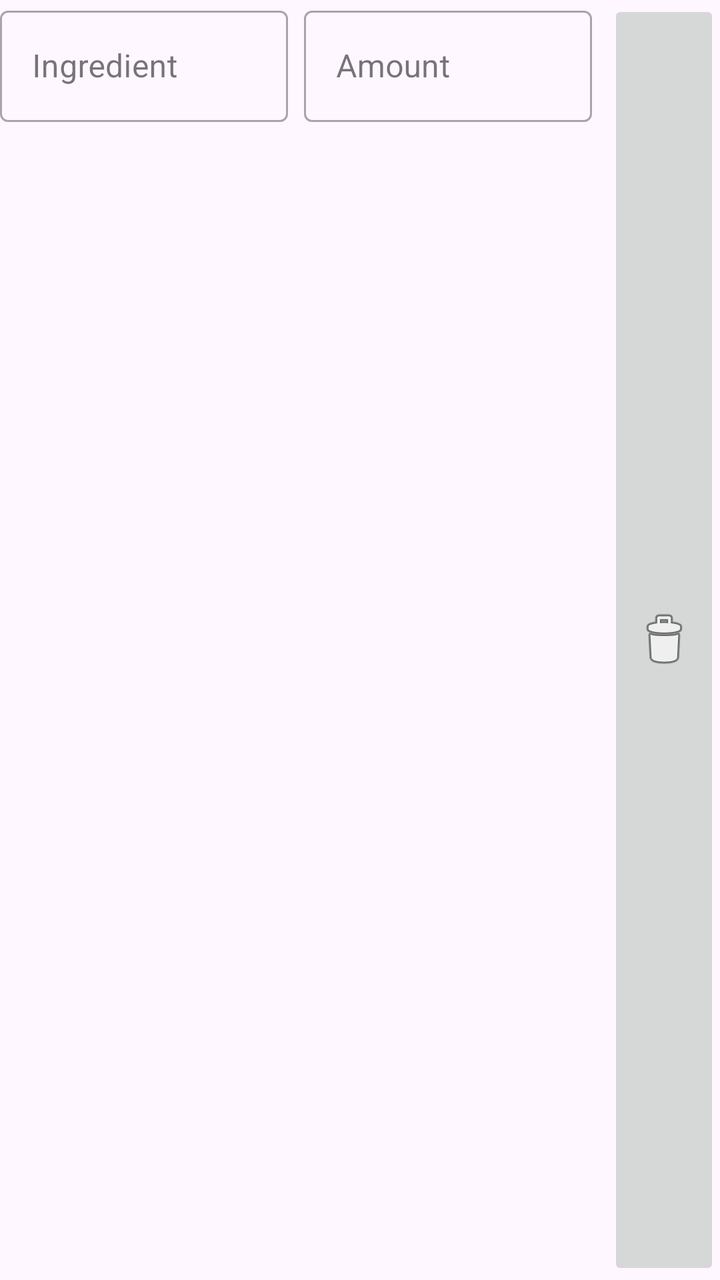
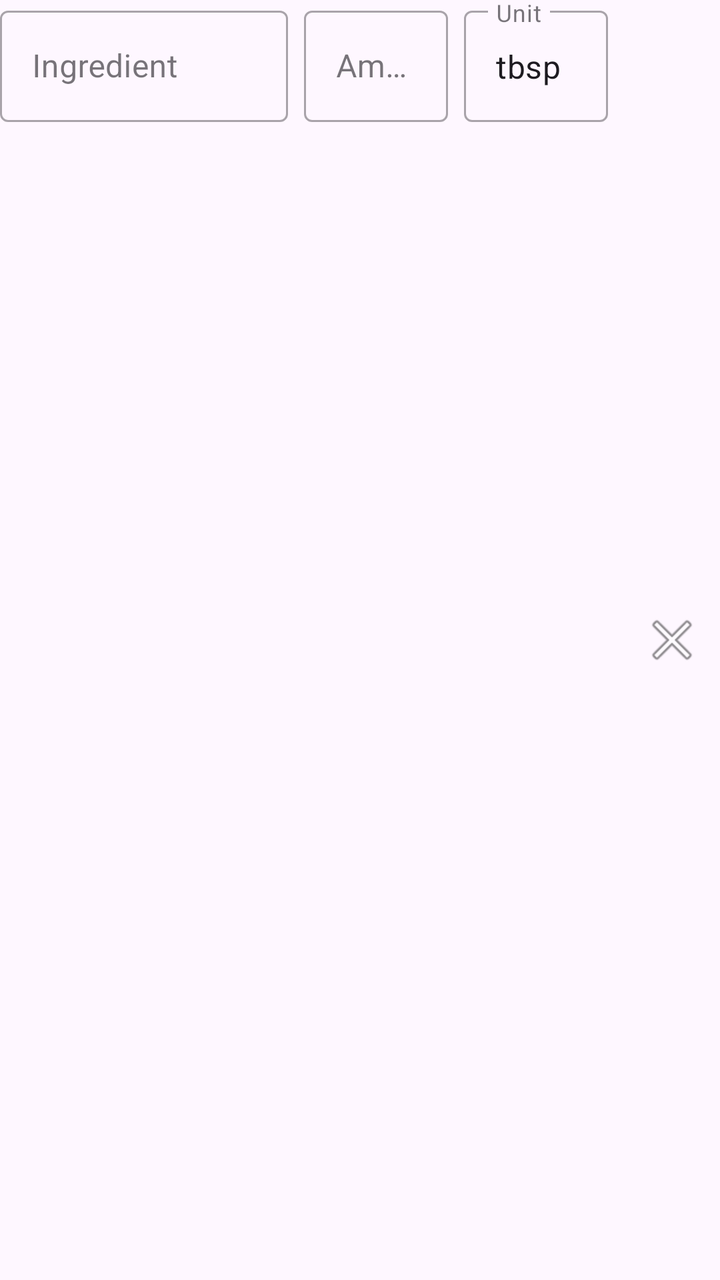

Two renders of the same Android screen: before a commit and after it. Below are the layout's source before the change and the commit's diff.
<!-- AndroidManifest.xml: application theme Theme.RecipesApp -->
<!-- res/layout/item_ingredient_input.xml -->
<?xml version="1.0" encoding="utf-8"?>
<LinearLayout xmlns:android="http://schemas.android.com/apk/res/android"
    android:layout_width="match_parent"
    android:layout_height="wrap_content"
    android:orientation="horizontal"
    android:layout_marginBottom="8dp">

    <com.google.android.material.textfield.TextInputLayout
        android:layout_width="0dp"
        android:layout_height="wrap_content"
        android:layout_weight="1"
        android:layout_marginEnd="8dp"
        style="@style/Widget.MaterialComponents.TextInputLayout.OutlinedBox">

        <com.google.android.material.textfield.TextInputEditText
            android:id="@+id/ingredientInput"
            android:layout_width="match_parent"
            android:layout_height="wrap_content"
            android:hint="Ingredient" />
    </com.google.android.material.textfield.TextInputLayout>

    <com.google.android.material.textfield.TextInputLayout
        android:layout_width="0dp"
        android:layout_height="wrap_content"
        android:layout_weight="1"
        android:layout_marginEnd="8dp"
        style="@style/Widget.MaterialComponents.TextInputLayout.OutlinedBox">

        <com.google.android.material.textfield.TextInputEditText
            android:id="@+id/amountInput"
            android:layout_width="match_parent"
            android:layout_height="wrap_content"
            android:hint="Amount" />
    </com.google.android.material.textfield.TextInputLayout>

    <ImageButton
        android:id="@+id/removeIngredientButton"
        android:layout_width="wrap_content"
        android:layout_height="match_parent"
        android:src="@android:drawable/ic_menu_delete"
        android:contentDescription="Remove ingredient" />

</LinearLayout>
<!-- resources referenced by this layout -->
<resources>
  <style name="Theme.RecipesApp" parent="Base.Theme.RecipesApp" />
  <style name="Base.Theme.RecipesApp" parent="Theme.Material3.DayNight.NoActionBar">
          
          <item name="colorPrimary">@color/black</item>
      </style>
  <color name="black">#FF000000</color>
</resources>

<!-- the commit's change to res/layout/item_ingredient_input.xml (unified diff, before → after) -->
@@ -1,5 +1,6 @@
 <?xml version="1.0" encoding="utf-8"?>
 <LinearLayout xmlns:android="http://schemas.android.com/apk/res/android"
+    xmlns:app="http://schemas.android.com/apk/res-auto"
     android:layout_width="match_parent"
     android:layout_height="wrap_content"
     android:orientation="horizontal"
@@ -8,9 +9,9 @@
     <com.google.android.material.textfield.TextInputLayout
         android:layout_width="0dp"
         android:layout_height="wrap_content"
-        android:layout_weight="1"
-        android:layout_marginEnd="8dp"
-        style="@style/Widget.MaterialComponents.TextInputLayout.OutlinedBox">
+        android:layout_weight="2"
+        style="@style/Widget.MaterialComponents.TextInputLayout.OutlinedBox"
+        >
 
         <com.google.android.material.textfield.TextInputEditText
             android:id="@+id/ingredientInput"
@@ -23,21 +24,42 @@
         android:layout_width="0dp"
         android:layout_height="wrap_content"
         android:layout_weight="1"
-        android:layout_marginEnd="8dp"
-        style="@style/Widget.MaterialComponents.TextInputLayout.OutlinedBox">
+        android:layout_marginHorizontal="8dp"
+        style="@style/Widget.MaterialComponents.TextInputLayout.OutlinedBox"
+        >
 
         <com.google.android.material.textfield.TextInputEditText
             android:id="@+id/amountInput"
             android:layout_width="match_parent"
             android:layout_height="wrap_content"
-            android:hint="Amount" />
+            android:hint="Amount"
+            android:inputType="numberDecimal" />
+    </com.google.android.material.textfield.TextInputLayout>
+
+    <com.google.android.material.textfield.TextInputLayout
+        android:layout_width="0dp"
+        android:layout_height="wrap_content"
+        android:layout_weight="1"
+        android:layout_marginEnd="8dp"
+        style="@style/Widget.MaterialComponents.TextInputLayout.OutlinedBox"
+        >
+
+        <com.google.android.material.textfield.TextInputEditText
+            android:id="@+id/unitInput"
+            android:layout_width="match_parent"
+            android:layout_height="wrap_content"
+            android:hint="Unit"
+            android:text="tbsp" />
     </com.google.android.material.textfield.TextInputLayout>
 
     <ImageButton
         android:id="@+id/removeIngredientButton"
-        android:layout_width="wrap_content"
-        android:layout_height="match_parent"
-        android:src="@android:drawable/ic_menu_delete"
-        android:contentDescription="Remove ingredient" />
+        android:layout_width="48dp"
+        android:layout_height="48dp"
+        android:layout_gravity="center_vertical"
+        android:background="?attr/selectableItemBackgroundBorderless"
+        android:src="@android:drawable/ic_menu_close_clear_cancel"
+        android:contentDescription="Remove ingredient"
+         />
 
 </LinearLayout>
